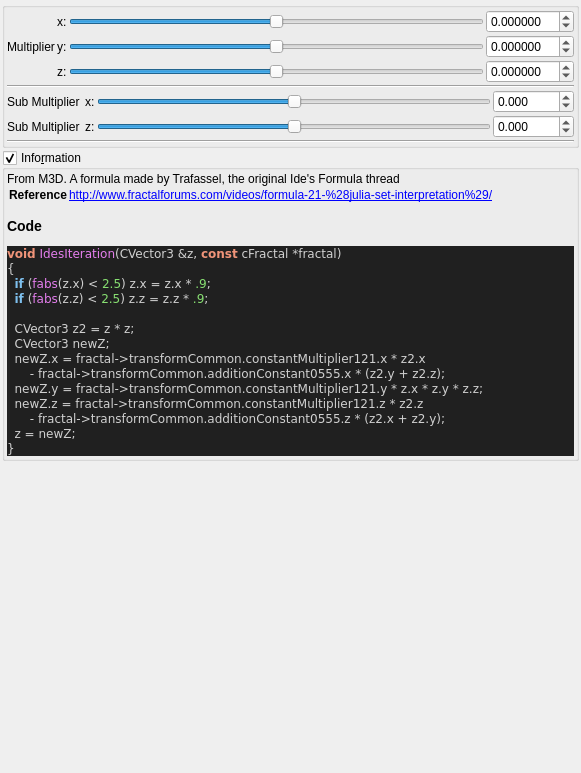
This is mandelbulber2/qt_data/fractal_ides.ui in buddhi1980/mandelbulber2 as Qt 5 draws it before an edit. The edited form follows.
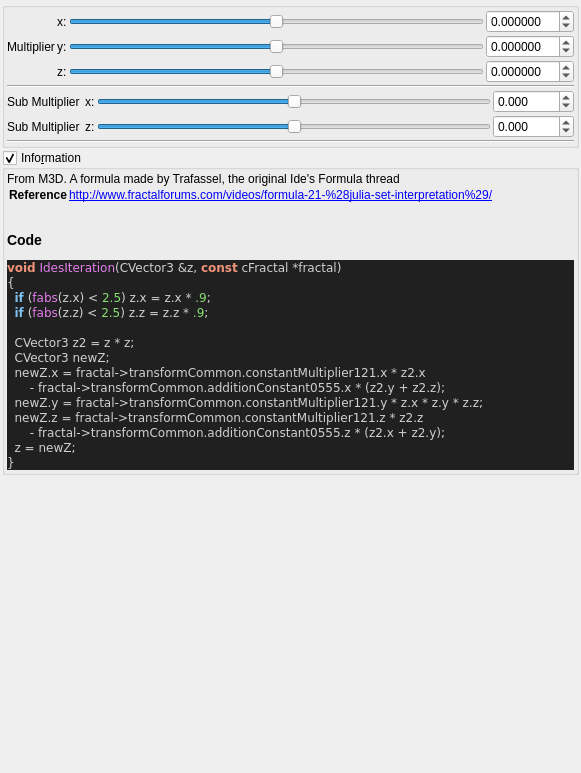
This is the edited form. Custom widgets are drawn as their Qt base class.

Commit message:
stripped code highlight output to body tag
 the surrounding part (HTML Tag and comment) contained version specific parts.
 Now only the body tag will be written to the ui file,
 so the complete output of populateUiInformation.php should be reproducable.

 Also readded broken symlinks in deploy/share/mandelbulber2

The edit to the form file:
```diff
--- a/mandelbulber2/qt_data/fractal_ides.ui
+++ b/mandelbulber2/qt_data/fractal_ides.ui
@@ -430,17 +430,12 @@
        <widget class="QLabel" name="label_code_content">
         <property name="text">
          <string>&lt;p&gt;From M3D. A formula made by Trafassel, the original Ide's Formula thread&lt;/p&gt;&lt;table&gt;
-&lt;tr&gt;&lt;th&gt;Reference&lt;/th&gt;&lt;td&gt;&lt;a href=&quot;http://www.fractalforums.com/videos/formula-21-%28julia-set-interpretation%29/&quot;&gt;http://www.fractalforums.com/videos/formula-21-%28julia-set-interpretation%29/&lt;/a&gt;&lt;/td&gt;&lt;/tr&gt;
+&lt;tr&gt;&lt;th&gt;Reference&lt;/th&gt;&lt;td&gt;&lt;a href=&quot;http://www.fractalforums.com/videos/formula-21-%28julia-set-interpretation%29/&quot;&gt;http://www.fractalforums.com/videos/formula-21-%28julia-set-interpretation%29/&lt;br&gt;
+&lt;/td&gt;&lt;/tr&gt;
 &lt;/table&gt;
 &lt;h3&gt;Code&lt;/h3&gt;
-&lt;!DOCTYPE HTML PUBLIC &quot;-//W3C//DTD HTML 4.0 Transitional//EN&quot;&gt;
-&lt;html&gt;
-&lt;head&gt;
-&lt;meta http-equiv=&quot;content-type&quot; content=&quot;text/html; charset=ISO-8859-1&quot;&gt;
-&lt;title&gt;Source file&lt;/title&gt;
-&lt;/head&gt;
 &lt;body style=&quot;background-color:#202020&quot;&gt;
-&lt;pre style=&quot;color:#d0d0d0; background-color:#202020;  font-family:'Courier New';&quot;&gt;&lt;span style=&quot;color:#f09479; font-weight:bold&quot;&gt;void&lt;/span&gt; &lt;span style=&quot;color:#e47eed&quot;&gt;IdesIteration&lt;/span&gt;&lt;span style=&quot;color:#d0d0d0&quot;&gt;(&lt;/span&gt;CVector3 &lt;span style=&quot;color:#d0d0d0&quot;&gt;&amp;amp;&lt;/span&gt;z&lt;span style=&quot;color:#d0d0d0&quot;&gt;,&lt;/span&gt; &lt;span style=&quot;color:#f09479; font-weight:bold&quot;&gt;const&lt;/span&gt; cFractal &lt;span style=&quot;color:#d0d0d0&quot;&gt;*&lt;/span&gt;fractal&lt;span style=&quot;color:#d0d0d0&quot;&gt;)&lt;/span&gt;
+&lt;pre style=&quot;color:#d0d0d0; background-color:#202020;  font-family:'Courier New',monospace;&quot;&gt;&lt;span style=&quot;color:#f09479; font-weight:bold&quot;&gt;void&lt;/span&gt; &lt;span style=&quot;color:#e47eed&quot;&gt;IdesIteration&lt;/span&gt;&lt;span style=&quot;color:#d0d0d0&quot;&gt;(&lt;/span&gt;CVector3 &lt;span style=&quot;color:#d0d0d0&quot;&gt;&amp;amp;&lt;/span&gt;z&lt;span style=&quot;color:#d0d0d0&quot;&gt;,&lt;/span&gt; &lt;span style=&quot;color:#f09479; font-weight:bold&quot;&gt;const&lt;/span&gt; cFractal &lt;span style=&quot;color:#d0d0d0&quot;&gt;*&lt;/span&gt;fractal&lt;span style=&quot;color:#d0d0d0&quot;&gt;)&lt;/span&gt;
 &lt;span style=&quot;color:#d0d0d0&quot;&gt;{&lt;/span&gt;
   &lt;span style=&quot;color:#7ec0ee; font-weight:bold&quot;&gt;if&lt;/span&gt; &lt;span style=&quot;color:#d0d0d0&quot;&gt;(&lt;/span&gt;&lt;span style=&quot;color:#e47eed&quot;&gt;fabs&lt;/span&gt;&lt;span style=&quot;color:#d0d0d0&quot;&gt;(&lt;/span&gt;z&lt;span style=&quot;color:#d0d0d0&quot;&gt;.&lt;/span&gt;x&lt;span style=&quot;color:#d0d0d0&quot;&gt;) &amp;lt;&lt;/span&gt; &lt;span style=&quot;color:#87df71&quot;&gt;2.5&lt;/span&gt;&lt;span style=&quot;color:#d0d0d0&quot;&gt;)&lt;/span&gt; z&lt;span style=&quot;color:#d0d0d0&quot;&gt;.&lt;/span&gt;x &lt;span style=&quot;color:#d0d0d0&quot;&gt;=&lt;/span&gt; z&lt;span style=&quot;color:#d0d0d0&quot;&gt;.&lt;/span&gt;x &lt;span style=&quot;color:#d0d0d0&quot;&gt;*&lt;/span&gt; &lt;span style=&quot;color:#87df71&quot;&gt;.9&lt;/span&gt;&lt;span style=&quot;color:#d0d0d0&quot;&gt;;&lt;/span&gt;
   &lt;span style=&quot;color:#7ec0ee; font-weight:bold&quot;&gt;if&lt;/span&gt; &lt;span style=&quot;color:#d0d0d0&quot;&gt;(&lt;/span&gt;&lt;span style=&quot;color:#e47eed&quot;&gt;fabs&lt;/span&gt;&lt;span style=&quot;color:#d0d0d0&quot;&gt;(&lt;/span&gt;z&lt;span style=&quot;color:#d0d0d0&quot;&gt;.&lt;/span&gt;z&lt;span style=&quot;color:#d0d0d0&quot;&gt;) &amp;lt;&lt;/span&gt; &lt;span style=&quot;color:#87df71&quot;&gt;2.5&lt;/span&gt;&lt;span style=&quot;color:#d0d0d0&quot;&gt;)&lt;/span&gt; z&lt;span style=&quot;color:#d0d0d0&quot;&gt;.&lt;/span&gt;z &lt;span style=&quot;color:#d0d0d0&quot;&gt;=&lt;/span&gt; z&lt;span style=&quot;color:#d0d0d0&quot;&gt;.&lt;/span&gt;z &lt;span style=&quot;color:#d0d0d0&quot;&gt;*&lt;/span&gt; &lt;span style=&quot;color:#87df71&quot;&gt;.9&lt;/span&gt;&lt;span style=&quot;color:#d0d0d0&quot;&gt;;&lt;/span&gt;
@@ -455,10 +450,7 @@
   z &lt;span style=&quot;color:#d0d0d0&quot;&gt;=&lt;/span&gt; newZ&lt;span style=&quot;color:#d0d0d0&quot;&gt;;&lt;/span&gt;
 &lt;span style=&quot;color:#d0d0d0&quot;&gt;}&lt;/span&gt;
 &lt;/pre&gt;
-&lt;/body&gt;
-&lt;/html&gt;
-&lt;!--HTML generated by highlight 3.9, http://www.andre-simon.de/--&gt;
-</string>
+&lt;/body&gt;</string>
         </property>
         <property name="wordWrap">
          <bool>true</bool>
```
The commit also changes 109 other files.
